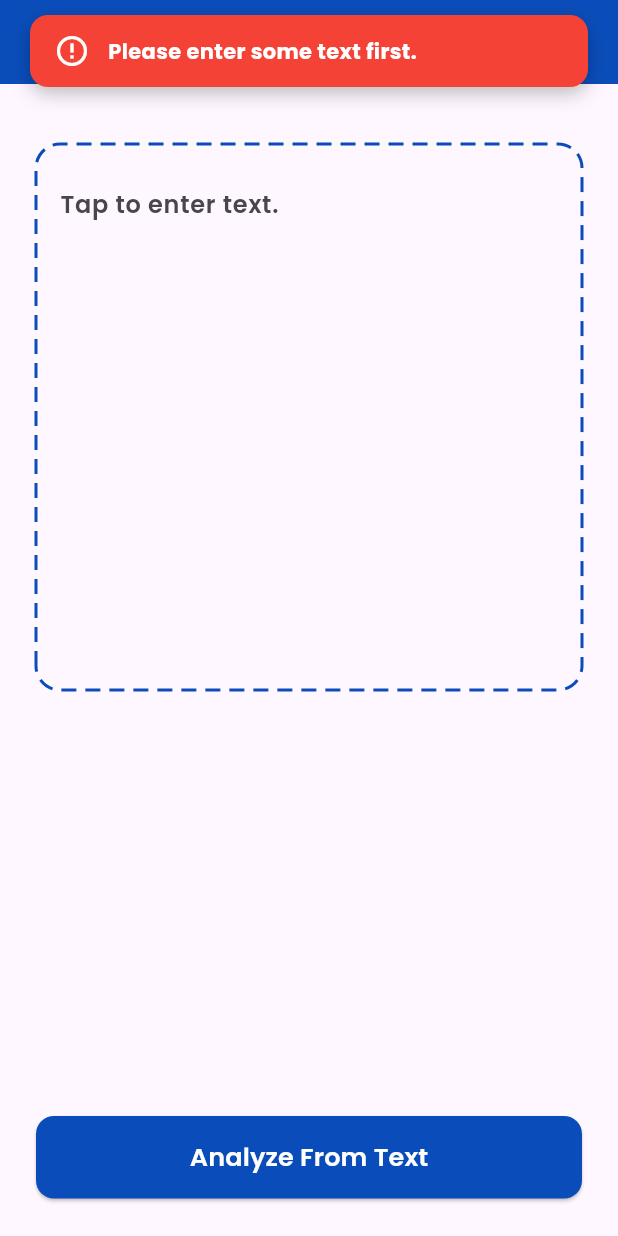
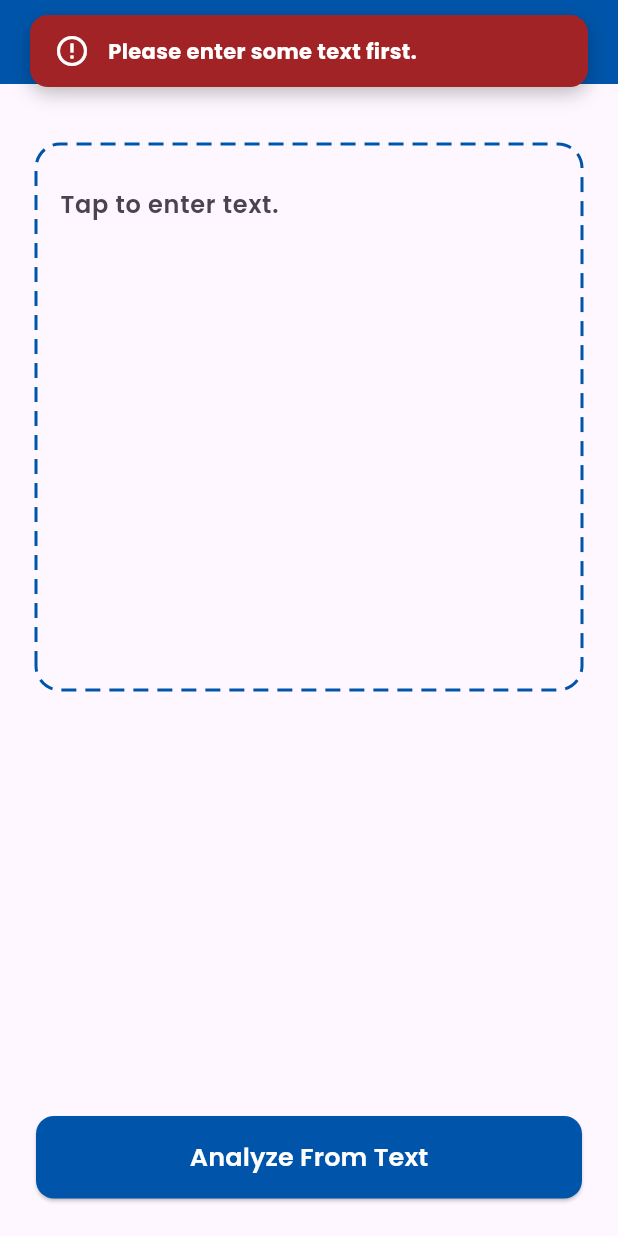
Before and after one commit to ardilyce/CS310_Project, a Flutter app: the TextInputScreen screen opened by its route, after a tap on "Analyze From Text", on a phone screen of 412 x 824 dp. Run offline on Flutter 3.47's test engine with Material 3 defaults, Android fonts, the phone set to English and light mode, and no system bars; our stand-ins replace image_picker.

Commit message:
Changed coloring to use utility classes.

```diff
--- a/lib/screens/analyze_screen.dart
+++ b/lib/screens/analyze_screen.dart
@@ -1,4 +1,5 @@
 import 'package:flutter/material.dart';
+import 'utility_class.dart';
 
 class AnalyzeScreen extends StatefulWidget {
   const AnalyzeScreen({super.key});
@@ -27,8 +28,8 @@ class _AnalyzeScreenState extends State<AnalyzeScreen> {
         decoration: const BoxDecoration(
           gradient: LinearGradient(
             colors: [
-              Color(0xFF022047), // dark blue
-              Color(0xFF0A4DBA), // light blue
+              AppUtility.thirdBlue, // dark blue
+              AppUtility.primaryBlue, // light blue
             ],
             begin: Alignment.topCenter,
             end: Alignment.bottomCenter,
@@ -50,7 +51,7 @@ class _AnalyzeScreenState extends State<AnalyzeScreen> {
               const Text(
                 "Analyzing...",
                 style: TextStyle(
-                  color: Colors.white,
+                  color: AppUtility.textWhite,
                   fontSize: 22,
                   fontWeight: FontWeight.w600,
                 ),
@@ -60,7 +61,7 @@ class _AnalyzeScreenState extends State<AnalyzeScreen> {
 
               // The circular loading indicator
               const CircularProgressIndicator(
-                color: Colors.white,
+                color: AppUtility.textWhite,
                 strokeWidth: 5, // Make the line a bit thicker
               ),
             ],
--- a/lib/screens/text_input_screen.dart
+++ b/lib/screens/text_input_screen.dart
@@ -1,6 +1,6 @@
 import 'dart:ui' as ui; // Needed for the Painter
 import 'package:flutter/material.dart';
-
+import 'utility_class.dart';
 import 'analyze_screen.dart';
 
 // This is the new screen you asked for, based on your image.
@@ -47,7 +47,7 @@ class _TextInputScreenState extends State<TextInputScreen> {
           child: Container(
             padding: const EdgeInsets.symmetric(horizontal: 16, vertical: 12),
             decoration: BoxDecoration(
-              color: Colors.red,
+              color: AppUtility.riskRed,
               borderRadius: BorderRadius.circular(12),
               boxShadow: const [
                 BoxShadow(
@@ -59,13 +59,13 @@ class _TextInputScreenState extends State<TextInputScreen> {
             ),
             child: Row(
               children: [
-                const Icon(Icons.error_outline, color: Colors.white),
+                const Icon(Icons.error_outline, color: AppUtility.textWhite),
                 const SizedBox(width: 12),
                 Expanded(
                   child: Text(
                     message,
                     style: const TextStyle(
-                      color: Colors.white,
+                      color: AppUtility.textWhite,
                       fontWeight: FontWeight.bold,
                     ),
                   ),
@@ -95,10 +95,10 @@ class _TextInputScreenState extends State<TextInputScreen> {
 
     return Scaffold(
       appBar: AppBar(
-        backgroundColor: const Color(0xFF0A4DBA), // Style from your example
+        backgroundColor: AppUtility.primaryBlue, // Style from your example
         elevation: 0,
         leading: IconButton(
-          icon: const Icon(Icons.arrow_back, color: Colors.white),
+          icon: const Icon(Icons.arrow_back, color: AppUtility.textWhite),
           onPressed: () {
             // A standard back button action
             Navigator.pop(context);
@@ -108,7 +108,7 @@ class _TextInputScreenState extends State<TextInputScreen> {
         title: const Text(
           "Input Text", // Title from your image
           style: TextStyle(
-            color: Colors.white,
+            color: AppUtility.textWhite,
             fontWeight: FontWeight.w600,
             fontSize: 18,
           ),
@@ -144,7 +144,7 @@ class _TextInputScreenState extends State<TextInputScreen> {
                       style: const TextStyle(
                         fontWeight: FontWeight.w600,
                         fontSize: 16,
-                        color: Colors.black,
+                        color: AppUtility.textDark,
                       ),
                       maxLines: null,
                     ),
@@ -168,7 +168,7 @@ class _TextInputScreenState extends State<TextInputScreen> {
                   Navigator.pushNamed(context, '/analyze');
                 },
                 style: ElevatedButton.styleFrom(
-                  backgroundColor: const Color(0xFF0A4DBA),
+                  backgroundColor: AppUtility.primaryBlue,
                   shape: RoundedRectangleBorder(
                     borderRadius: BorderRadius.circular(12),
                   ),
@@ -176,7 +176,7 @@ class _TextInputScreenState extends State<TextInputScreen> {
                 child: const Text(
                   "Analyze From Text", // Text from your image
                   style: TextStyle(
-                    color: Colors.white,
+                    color: AppUtility.textWhite,
                     fontSize: 17,
                     fontWeight: FontWeight.w600,
                   ),
@@ -201,7 +201,7 @@ class _DashedBorderPainter extends CustomPainter {
     double dashSpace = 6;
 
     final paint = Paint()
-      ..color = const Color(0xFF0A4DBA)
+      ..color = AppUtility.primaryBlue
       ..strokeWidth = 2
       ..style = PaintingStyle.stroke;
 
```
